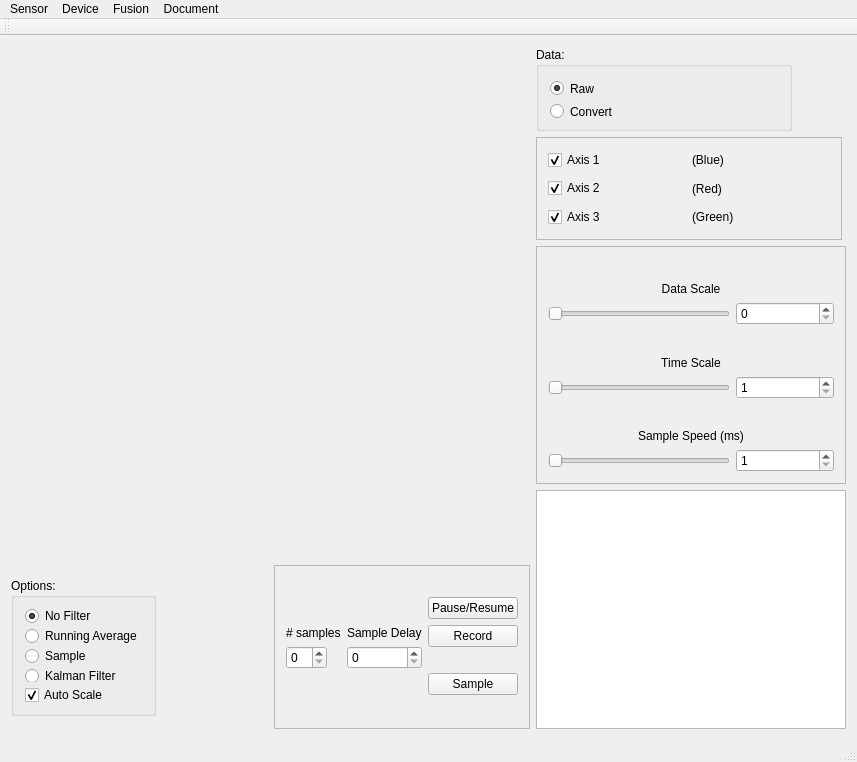
Qt form Software/makeProfile/makeProfile/mainwindow.ui (UCCS-Robotics/animated-archer) before a commit.
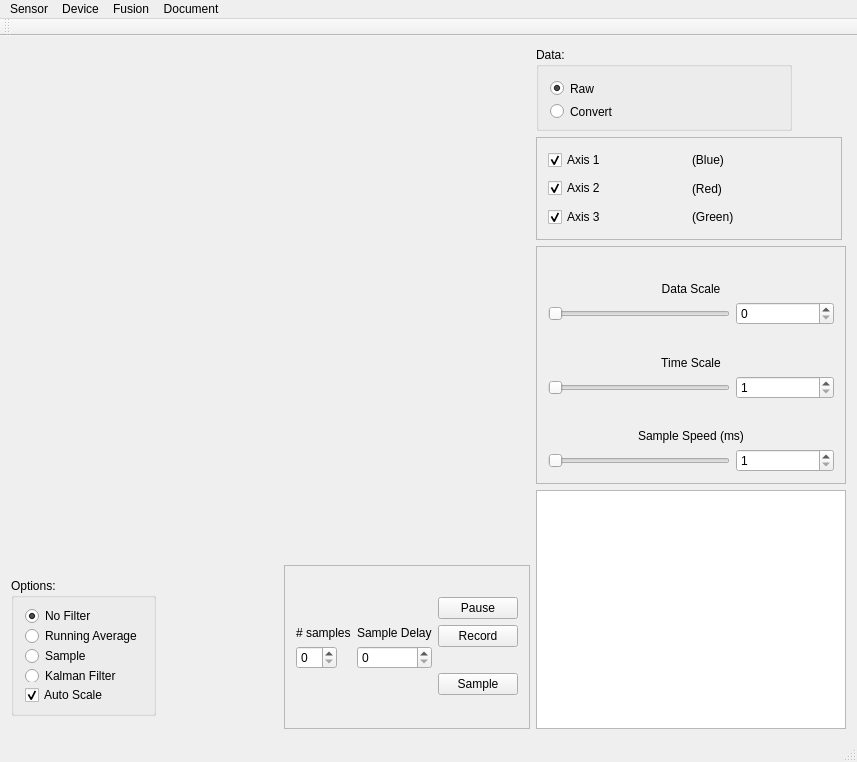
The same form after that commit. Custom widgets are drawn as their Qt base class.

Commit message: Changed pause/resume button style

```diff
--- a/Software/makeProfile/makeProfile/mainwindow.ui
+++ b/Software/makeProfile/makeProfile/mainwindow.ui
@@ -103,7 +103,7 @@
                  <item>
                   <widget class="QPushButton" name="pushButtonPauseResume">
                    <property name="text">
-                    <string>Pause/Resume</string>
+                    <string>Pause</string>
                    </property>
                    <property name="checkable">
                     <bool>true</bool>
```
The commit also changes 1 other file.
